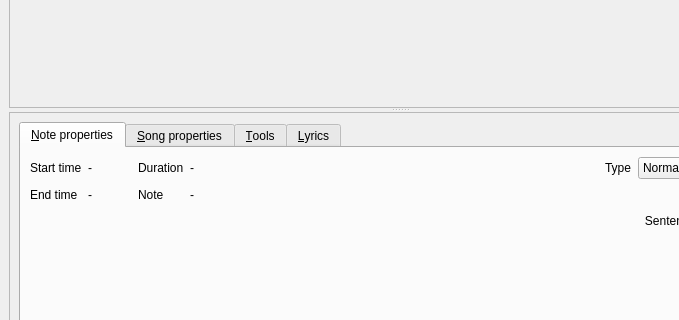
performous/composer, file editor.ui: the form before one commit; both pictures show x 0 to 679 and y 157 to 477 of the 800 by 600 pixel window.
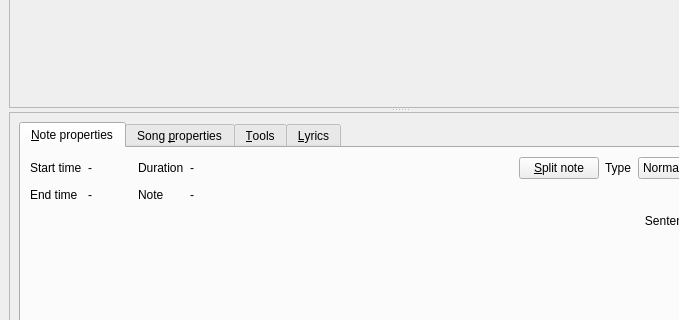
The form after the commit.

Commit message: Added button for splitting note.

```diff
--- a/editor.ui
+++ b/editor.ui
@@ -115,7 +115,7 @@
               </property>
              </widget>
             </item>
-            <item row="0" column="9">
+            <item row="0" column="10">
              <widget class="QComboBox" name="cmbNoteType">
               <property name="toolTip">
                <string>Note type</string>
@@ -143,7 +143,7 @@
               </item>
              </widget>
             </item>
-            <item row="1" column="9">
+            <item row="1" column="10">
              <widget class="QCheckBox" name="chkFloating">
               <property name="layoutDirection">
                <enum>Qt::RightToLeft</enum>
@@ -153,7 +153,7 @@
               </property>
              </widget>
             </item>
-            <item row="0" column="7">
+            <item row="0" column="8">
              <widget class="QLabel" name="label_6">
               <property name="text">
                <string>Type</string>
@@ -173,7 +173,7 @@
               </property>
              </spacer>
             </item>
-            <item row="2" column="9">
+            <item row="2" column="10">
              <widget class="QCheckBox" name="chkLineBreak">
               <property name="layoutDirection">
                <enum>Qt::RightToLeft</enum>
@@ -240,11 +240,18 @@
               </property>
              </spacer>
             </item>
+            <item row="0" column="7">
+             <widget class="QPushButton" name="cmdSplit">
+              <property name="text">
+               <string>&amp;Split note</string>
+              </property>
+             </widget>
+            </item>
            </layout>
           </widget>
           <widget class="QWidget" name="tabSong">
            <attribute name="title">
-            <string>&amp;Song properties</string>
+            <string>Song &amp;properties</string>
            </attribute>
            <attribute name="toolTip">
             <string>Song properties</string>
```
The commit also changes 2 other files.
